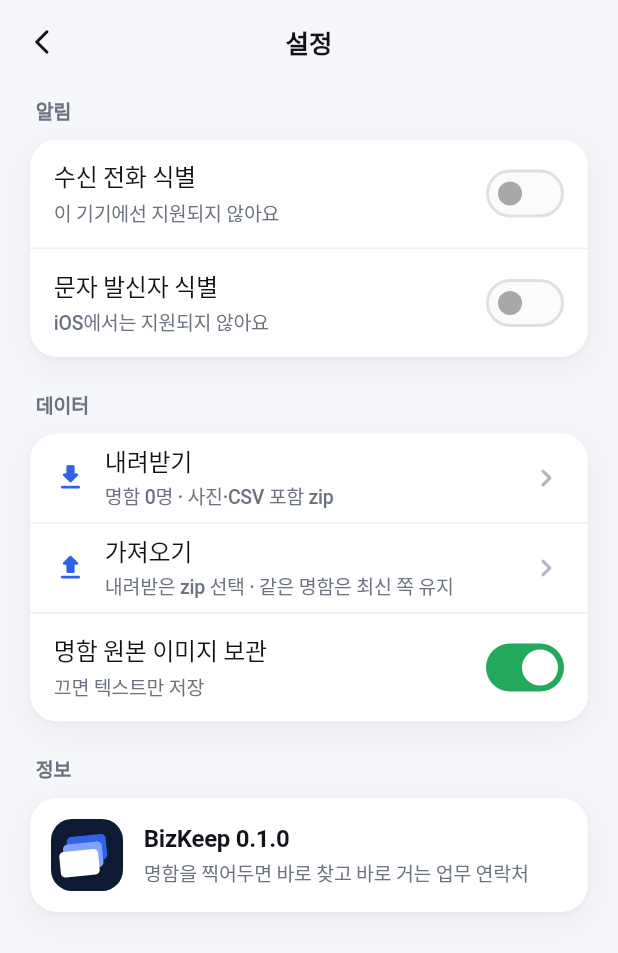
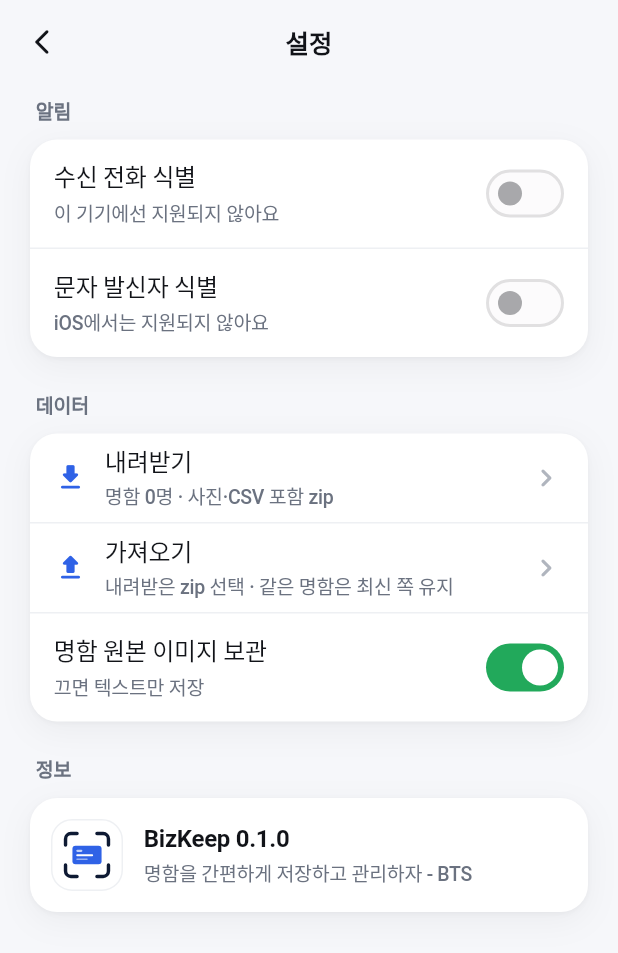
Before and after one commit to bts7623/bizKeep, a Flutter app: the screen it shows after launch, after a tap on the "settings" icon, on a phone screen of 412 x 824 dp. Shown: the top 953 px of the screen. Run offline on Flutter 3.47's test engine with Material 3 defaults, Android fonts, the phone set to English and light mode, and no system bars; our stand-ins replace camera, drift, file_picker, flutter_riverpod, image_picker, share_plus and 1 more; missing offline and left inert: gal; accounts and stored records are empty; generated files the repository leaves out were written again.

Commit message:
앱 아이콘 교체: 흰 배경 뷰파인더(네이비 브래킷 + 파란 명함), 설정 미니 아이콘·정보 문구 변경
Co-Authored-By: Claude Fable 5.1 <noreply@anthropic.com>
Claude-Session: https://claude.ai/code/session_01CfdHoyLpEMx8jYZwRsQrFB

```diff
--- a/lib/features/settings/settings_screen.dart
+++ b/lib/features/settings/settings_screen.dart
@@ -52,7 +52,10 @@ class SettingsScreen extends ConsumerWidget {
               child: Row(children: [
                 Container(
                   width: 48, height: 48,
-                  decoration: BoxDecoration(color: C.navy, borderRadius: BorderRadius.circular(14)),
+                  decoration: BoxDecoration(
+                    color: Colors.white, borderRadius: BorderRadius.circular(14),
+                    border: Border.all(color: C.line, width: 1),
+                  ),
                   child: const _MiniIcon(),
                 ),
                 const SizedBox(width: 14),
@@ -60,7 +63,7 @@ class SettingsScreen extends ConsumerWidget {
                   child: Column(crossAxisAlignment: CrossAxisAlignment.start, children: [
                     Text('BizKeep 0.1.0', style: TextStyle(fontSize: 16, fontWeight: FontWeight.w600, color: C.ink)),
                     SizedBox(height: 2),
-                    Text('명함을 찍어두면 바로 찾고 바로 거는 업무 연락처', style: TextStyle(fontSize: 13, color: C.inkMuted)),
+                    Text('명함을 간편하게 저장하고 관리하자 - BTS', style: TextStyle(fontSize: 13, color: C.inkMuted)),
                   ]),
                 ),
               ]),
@@ -196,14 +199,34 @@ class _Action extends StatelessWidget {
 class _MiniIcon extends StatelessWidget {
   const _MiniIcon();
   @override
-  Widget build(BuildContext context) => Stack(children: [
-        for (final (i, color) in [C.accent, const Color(0xFF7FA3FF), Colors.white].indexed)
-          Positioned(
-            left: 11.0 - i * 2.5, top: 11.0 + i * 5,
-            child: Transform.rotate(
-              angle: -0.1,
-              child: Container(width: 26, height: 17, decoration: BoxDecoration(color: color, borderRadius: BorderRadius.circular(3))),
-            ),
-          ),
-      ]);
+  Widget build(BuildContext context) => const CustomPaint(size: Size(48, 48), painter: _MiniIconPainter());
 }
+
+/// 앱 아이콘(뷰파인더 변주)의 축소판: 네이비 브래킷 + 파란 명함.
+class _MiniIconPainter extends CustomPainter {
+  const _MiniIconPainter();
+  @override
+  void paint(Canvas canvas, Size size) {
+    final k = size.width / 180; // 아이콘 원본 좌표계(180) → 위젯
+    final stroke = Paint()
+      ..color = C.navy
+      ..style = PaintingStyle.stroke
+      ..strokeWidth = 9 * k
+      ..strokeCap = StrokeCap.round;
+    final path = Path()
+      ..moveTo(34 * k, 64 * k)..lineTo(34 * k, 48 * k)..arcToPoint(Offset(48 * k, 34 * k), radius: Radius.circular(14 * k))..lineTo(64 * k, 34 * k)
+      ..moveTo(116 * k, 34 * k)..lineTo(132 * k, 34 * k)..arcToPoint(Offset(146 * k, 48 * k), radius: Radius.circular(14 * k))..lineTo(146 * k, 64 * k)
+      ..moveTo(146 * k, 116 * k)..lineTo(146 * k, 132 * k)..arcToPoint(Offset(132 * k, 146 * k), radius: Radius.circular(14 * k))..lineTo(116 * k, 146 * k)
+      ..moveTo(64 * k, 146 * k)..lineTo(48 * k, 146 * k)..arcToPoint(Offset(34 * k, 132 * k), radius: Radius.circular(14 * k))..lineTo(34 * k, 116 * k);
+    canvas.drawPath(path, stroke);
+    canvas.drawRRect(RRect.fromRectAndRadius(Rect.fromLTWH(52 * k, 66 * k, 76 * k, 48 * k), Radius.circular(8 * k)), Paint()..color = C.accent);
+    void line(double x, double y, double w, double h, double a) =>
+        canvas.drawRRect(RRect.fromRectAndRadius(Rect.fromLTWH(x * k, y * k, w * k, h * k), Radius.circular(h * k / 2)), Paint()..color = Colors.white.withValues(alpha: a));
+    line(62, 76, 16, 6, 0.7);
+    line(62, 88, 44, 5, 1);
+    line(62, 99, 30, 4, 0.5);
+  }
+
+  @override
+  bool shouldRepaint(_MiniIconPainter old) => false;
+}
```
Also changed, not shown: 20 other files.
